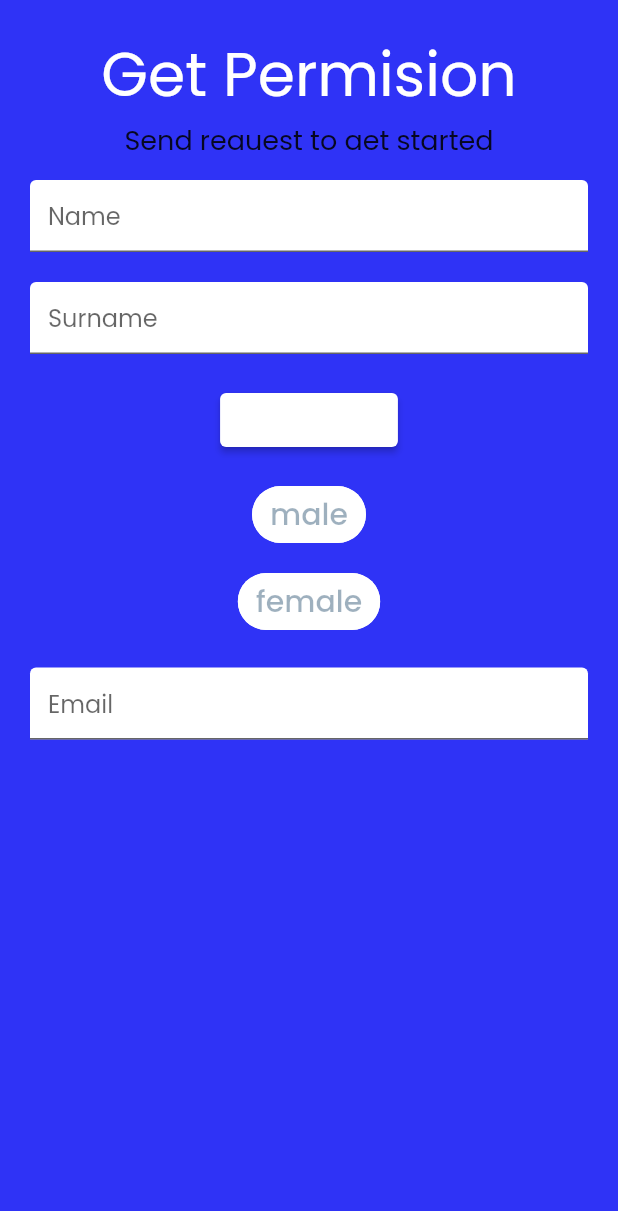
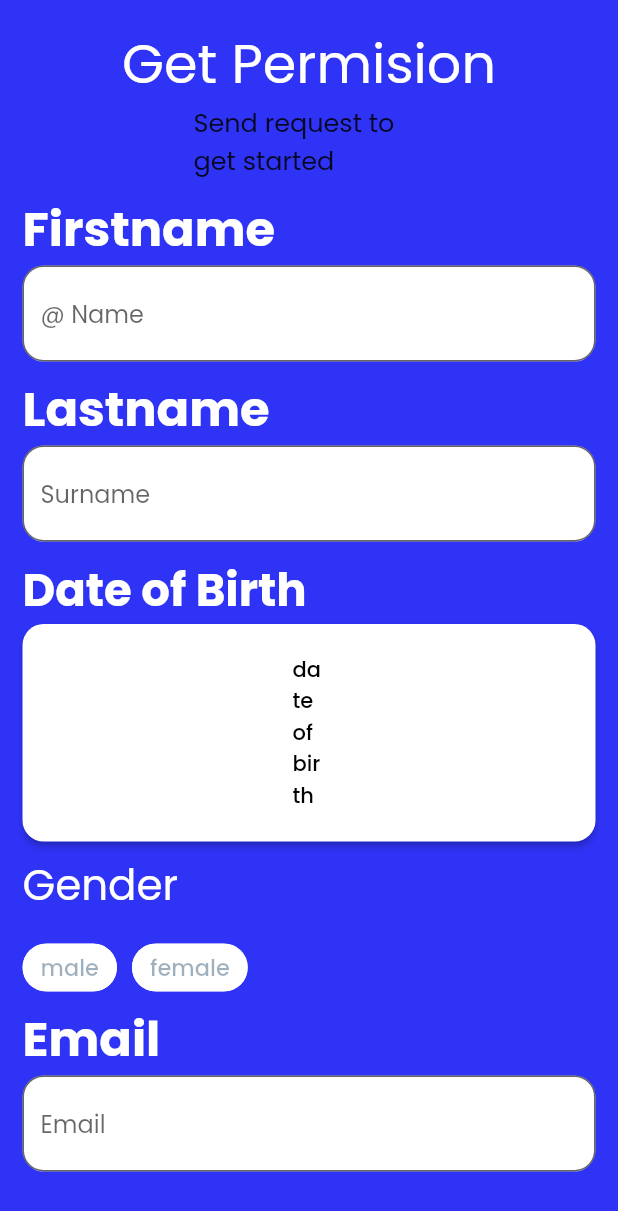
Before and after one commit to Neerajkumar8115/demo, a Flutter app: the HomePage screen opened directly, on a phone screen of 412 x 824 dp. Shown: the top 1211 px of the screen. Run offline on Flutter 3.47's test engine with Material 2 defaults, Android fonts, the light colour scheme and no system bars; our stand-ins replace google_fonts.

Commit message:
first commit

```diff
--- a/lib/homepage.dart
+++ b/lib/homepage.dart
@@ -28,47 +28,68 @@ class _HomePageState extends State<HomePage> {
   Widget build(BuildContext context) {
     return Scaffold(
         backgroundColor: Color.fromARGB(255, 47, 51, 246),
-      body: SingleChildScrollView(
-        child: Padding(
-          padding: const EdgeInsets.all(20.0),
-          child: Column(children: [
-            Center(
-              child: Text(
+        body: ListView(padding: EdgeInsets.all(15.0), children: [
+          Column(children: const [
+            Text(
               "Get Permision",
               style: TextStyle(
                 color: Colors.white,
-                  fontSize: 40,
+                fontSize: 36,
+              ),
+            ),
+          ]),
+          // ignore: sort_child_properties_last
+          Padding(
+            padding: const EdgeInsets.symmetric(horizontal: 114),
+            child: Text(
+              'Send request to get started',
+              style: TextStyle(
+                fontSize: 17.0,
               ),
             ),
           ),
           SizedBox(
-              // ignore: sort_child_properties_last
-              child: Text(
-                'Send request to get started',
+            height: 10,
+          ),
+          Row(children: const [
+            Text(
+              'Firstname',
               style: TextStyle(
-                  fontSize: 18.0,
+                color: Colors.white,
+                fontSize: 32,
+                fontWeight: FontWeight.bold,
               ),
-              ),
-              height: 20,
-            ),
-            SizedBox(
-              height: 20,
-            ),
+            )
+          ]),
           Center(
             child: TextField(
               decoration: InputDecoration(
+                border:
+                    OutlineInputBorder(borderRadius: BorderRadius.circular(14)),
                 filled: true,
                 fillColor: Colors.white,
-                  hintText: 'Name',
+                hintText: '@ Name',
               ),
             ),
           ),
           SizedBox(
-              height: 20,
+            height: 8,
           ),
+          Row(children: const [
+            Text(
+              'Lastname',
+              style: TextStyle(
+                color: Colors.white,
+                fontSize: 32,
+                fontWeight: FontWeight.bold,
+              ),
+            )
+          ]),
           Center(
             child: TextField(
               decoration: InputDecoration(
+                border:
+                    OutlineInputBorder(borderRadius: BorderRadius.circular(14)),
                 filled: true,
                 fillColor: Colors.white,
                 hintText: 'Surname',
@@ -76,27 +97,53 @@ class _HomePageState extends State<HomePage> {
             ),
           ),
           SizedBox(
-              height: 20,
+            height: 10,
           ),
+          Row(children: const [
+            Text(
+              'Date of Birth',
+              style: TextStyle(
+                color: Colors.white,
+                fontSize: 30,
+                fontWeight: FontWeight.bold,
+              ),
+            )
+          ]),
           Center(
             child: ElevatedButton(
               onPressed: () {}, //=> selectedDate(context),
               child: Text(
                 'date of birth',
+                style: TextStyle(
+                  color: Colors.black,
+                ),
               ),
               style: ElevatedButton.styleFrom(
                 primary: Colors.white,
+                padding: EdgeInsets.symmetric(horizontal: 180, vertical: 20),
+                shape: RoundedRectangleBorder(
+                    borderRadius: BorderRadius.circular(14)),
               ),
             ),
           ),
           SizedBox(
-              height: 15,
+            height: 8,
           ),
+          Row(children: const [
+            Text(
+              'Gender',
+              style: TextStyle(color: Colors.white, fontSize: 28),
+            ),
+          ]),
+          SizedBox(
+            height: 10,
+          ),
+          Row(children: const [
             ChoiceChip(
               label: Text(
                 'male',
                 style: TextStyle(
-                  fontSize: 20,
+                  fontSize: 15,
                   color: Color.fromARGB(255, 4, 50, 87),
                 ),
               ),
@@ -104,34 +151,45 @@ class _HomePageState extends State<HomePage> {
               selected: true,
             ),
             SizedBox(
-              height: 10,
+              width: 10,
             ),
             ChoiceChip(
               label: Text(
                 'female',
                 style: TextStyle(
-                  fontSize: 20,
+                  fontSize: 15,
                   color: Color.fromARGB(255, 4, 50, 87),
                 ),
               ),
               selectedColor: Colors.white,
               selected: true,
             ),
+          ]),
+
           SizedBox(
-              height: 20,
+            width: 10,
           ),
+          Row(children: [
+            Text(
+              'Email',
+              style: TextStyle(
+                color: Colors.white,
+                fontSize: 32,
+                fontWeight: FontWeight.bold,
+              ),
+            )
+          ]),
           Center(
             child: TextField(
               decoration: InputDecoration(
+                border:
+                    OutlineInputBorder(borderRadius: BorderRadius.circular(14)),
                 filled: true,
                 fillColor: Colors.white,
                 hintText: 'Email',
               ),
             ),
           ),
-          ]),
-        ),
-      ),
-    );
+        ]));
   }
 }
```
Lines whose indentation alone changed are shown as unchanged.
